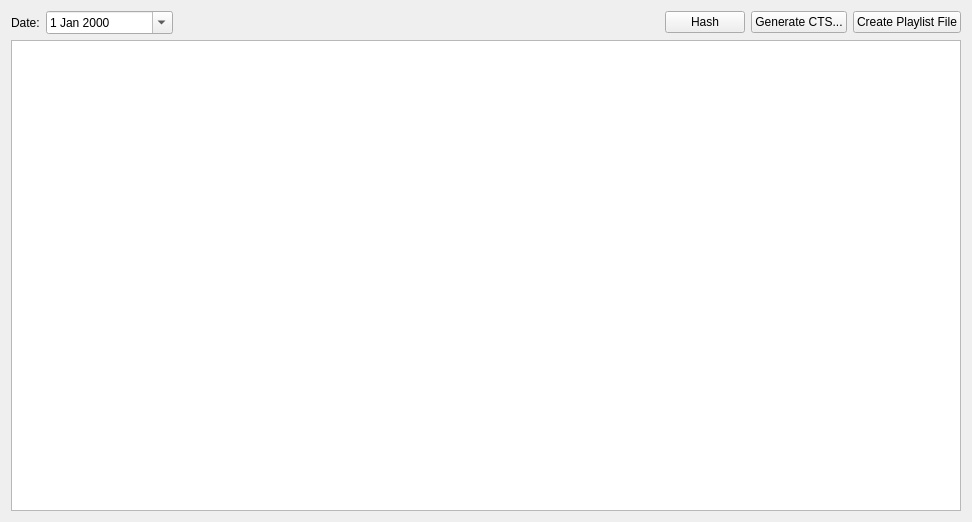
Old version of the form pixelplan/rave/PixelPlan/playlistform.ui in the repository pgathogo/raven.
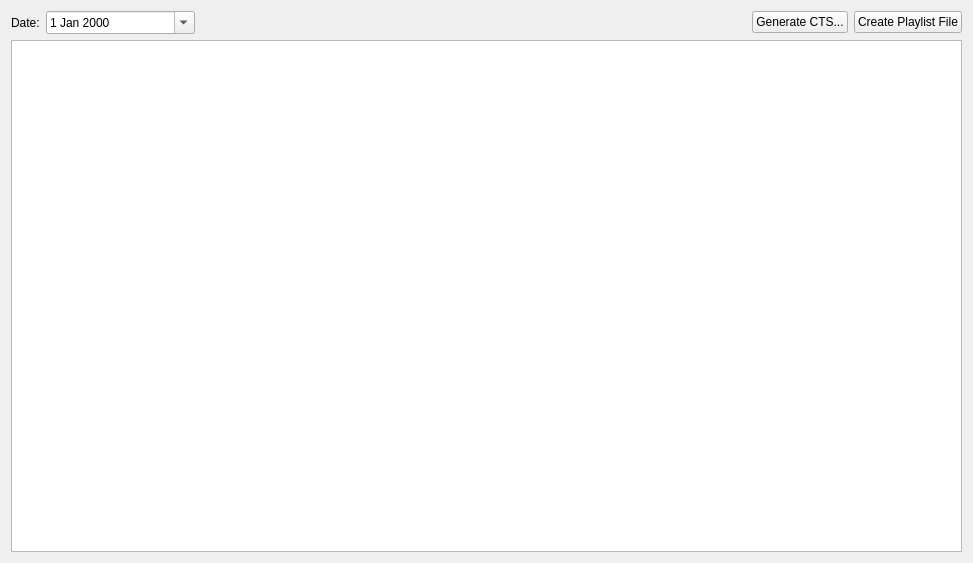
New version of the form.

The edit to the form file:
```diff
--- a/pixelplan/rave/PixelPlan/playlistform.ui
+++ b/pixelplan/rave/PixelPlan/playlistform.ui
@@ -6,8 +6,8 @@
    <rect>
     <x>0</x>
     <y>0</y>
-    <width>972</width>
-    <height>522</height>
+    <width>973</width>
+    <height>563</height>
    </rect>
   </property>
   <property name="windowTitle">
@@ -15,7 +15,7 @@
   </property>
   <layout class="QVBoxLayout" name="verticalLayout">
    <item>
-    <layout class="QHBoxLayout" name="horizontalLayout_2" stretch="20,60,0,0,0">
+    <layout class="QHBoxLayout" name="horizontalLayout_2" stretch="20,60,0,0">
      <item>
       <layout class="QHBoxLayout" name="horizontalLayout" stretch="0,1">
        <item>
@@ -47,13 +47,6 @@
        </property>
       </spacer>
      </item>
-     <item>
-      <widget class="QPushButton" name="btnHash">
-       <property name="text">
-        <string>Hash</string>
-       </property>
-      </widget>
-     </item>
      <item>
       <widget class="QPushButton" name="btnXL">
        <property name="text">
```
